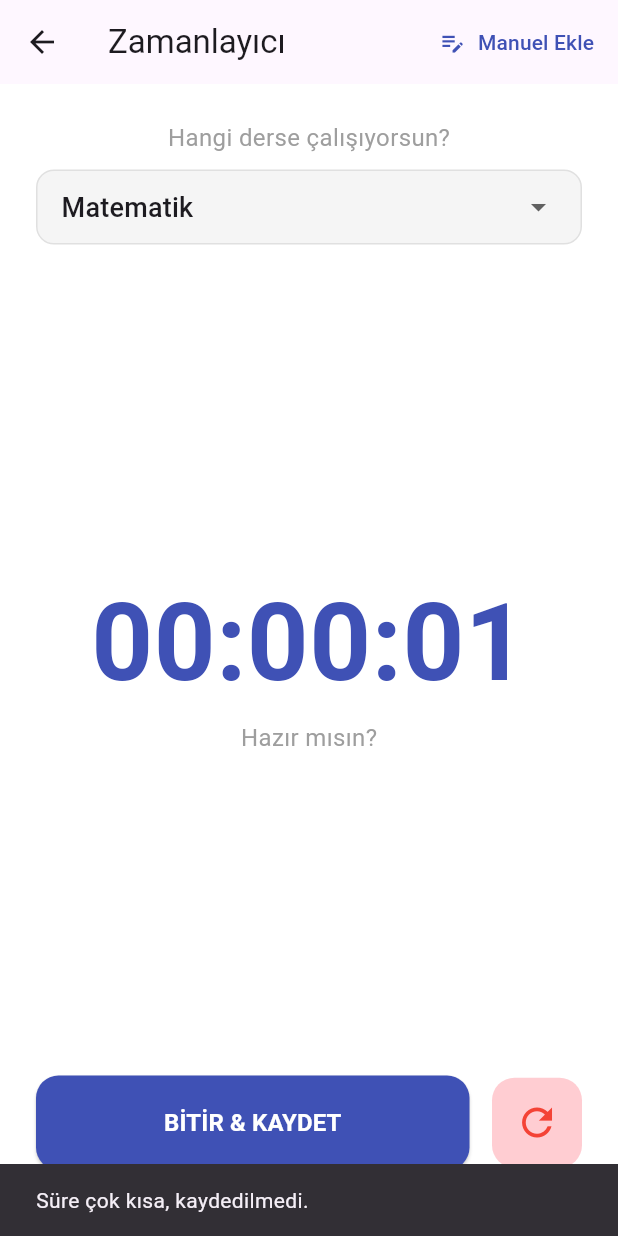
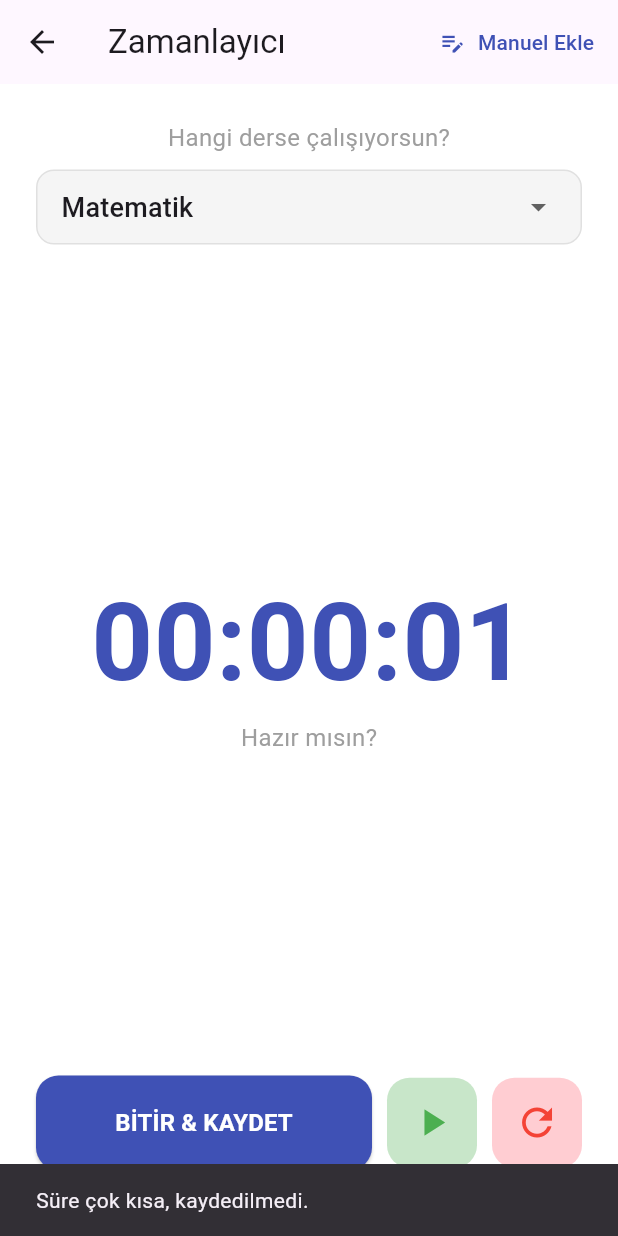
Before and after one commit to FurkanKucuk22/flutter_study_track_furkan_kucuk, a Flutter app: the TimerScreen screen opened directly, after a tap on "BAŞLAT", after a tap on "BİTİR & KAYDET", on a phone screen of 412 x 824 dp. Run offline on Flutter 3.47's test engine with Material 3 defaults, Android fonts, the light colour scheme and no system bars; our stand-ins replace cloud_firestore, firebase_auth, firebase_core, fl_chart, image_picker; accounts and stored records are empty.

Commit message:
Zamanlayıcıya Devam Butonu Eklendi.

```diff
--- a/lib/screens/home/timer_screen.dart
+++ b/lib/screens/home/timer_screen.dart
@@ -196,7 +196,6 @@ class _TimerScreenState extends State<TimerScreen> {
 
   @override
   Widget build(BuildContext context) {
-    // Hedef bilgisini ekranda göstermek için metin hazırla
     String targetText = _currentTargetSeconds > 0
         ? "Hedef: ${(_currentTargetSeconds / 60).toStringAsFixed(0)} dk"
         : "Hedef yok";
@@ -205,7 +204,6 @@ class _TimerScreenState extends State<TimerScreen> {
       appBar: AppBar(
         title: const Text("Zamanlayıcı"),
         actions: [
-          // Manuel Ekleme Butonu
           TextButton.icon(
             onPressed: _showManualEntryDialog,
             icon: const Icon(Icons.edit_note),
@@ -223,7 +221,6 @@ class _TimerScreenState extends State<TimerScreen> {
             const Text("Hangi derse çalışıyorsun?", style: TextStyle(color: Colors.grey, fontSize: 16)),
             const SizedBox(height: 10),
 
-            // Ders Seçimi
             Container(
               padding: const EdgeInsets.symmetric(horizontal: 16),
               decoration: BoxDecoration(
@@ -239,14 +236,13 @@ class _TimerScreenState extends State<TimerScreen> {
                   onChanged: _isActive ? null : (val) {
                     setState(() {
                       _selectedSubject = val!;
-                      _updateCurrentTarget(); // Ders değişince yeni hedefe bak
+                      _updateCurrentTarget();
                     });
                   },
                 ),
               ),
             ),
 
-            // Hedef Bilgisi (Varsa göster)
             if (_currentTargetSeconds > 0)
               Padding(
                 padding: const EdgeInsets.only(top: 8.0),
@@ -258,7 +254,6 @@ class _TimerScreenState extends State<TimerScreen> {
 
             const Spacer(),
 
-            // Sayaç Göstergesi
             Text(
                 _formatTime(_seconds),
                 style: const TextStyle(
@@ -275,12 +270,12 @@ class _TimerScreenState extends State<TimerScreen> {
 
             const Spacer(),
 
-            // Kontrol Butonları
+            // --- GÜNCELLENEN BUTON MANTIĞI ---
             Row(
               mainAxisAlignment: MainAxisAlignment.center,
               children: [
-                // BAŞLAT
-                if (!_isActive && _seconds == 0)
+                // DURUM 1: HİÇ BAŞLAMADI (0 sn)
+                if (_seconds == 0)
                   Expanded(
                     child: ElevatedButton(
                       onPressed: _startTimer,
@@ -291,10 +286,10 @@ class _TimerScreenState extends State<TimerScreen> {
                       ),
                       child: const Text("BAŞLAT", style: TextStyle(color: Colors.white, fontSize: 18, fontWeight: FontWeight.bold)),
                     ),
-                  ),
+                  )
 
-                if (_isActive || (_seconds > 0 && !_isActive)) ...[
-                  // BİTİR & KAYDET
+                // DURUM 2: ÇALIŞIYOR (Aktif)
+                else if (_isActive) ...[
                   Expanded(
                     child: ElevatedButton(
                       onPressed: () => _stopAndSave(autoStop: false),
@@ -307,9 +302,6 @@ class _TimerScreenState extends State<TimerScreen> {
                     ),
                   ),
                   const SizedBox(width: 15),
-
-                  // SIFIRLA / DURAKLAT
-                  if (_isActive)
                   InkWell(
                     onTap: () {
                       _timer?.cancel();
@@ -321,7 +313,36 @@ class _TimerScreenState extends State<TimerScreen> {
                       child: const Icon(Icons.pause, color: Colors.orange, size: 30),
                     ),
                   )
-                  else
+                ]
+
+                // DURUM 3: DURAKLATILDI (Süre var ama aktif değil)
+                else ...[
+                    Expanded(
+                      flex: 2,
+                      child: ElevatedButton(
+                        onPressed: () => _stopAndSave(autoStop: false),
+                        style: ElevatedButton.styleFrom(
+                            backgroundColor: Colors.indigo,
+                            padding: const EdgeInsets.symmetric(vertical: 20),
+                            shape: RoundedRectangleBorder(borderRadius: BorderRadius.circular(15))
+                        ),
+                        child: const Text("BİTİR & KAYDET", style: TextStyle(color: Colors.white, fontSize: 16, fontWeight: FontWeight.bold)),
+                      ),
+                    ),
+                    const SizedBox(width: 10),
+
+                    // DEVAM ET (PLAY) BUTONU
+                    InkWell(
+                      onTap: _startTimer,
+                      child: Container(
+                        padding: const EdgeInsets.all(15),
+                        decoration: BoxDecoration(color: Colors.green.shade100, borderRadius: BorderRadius.circular(15)),
+                        child: const Icon(Icons.play_arrow, color: Colors.green, size: 30),
+                      ),
+                    ),
+                    const SizedBox(width: 10),
+
+                    // SIFIRLA (REFRESH) BUTONU
                     InkWell(
                       onTap: _resetTimer,
                       child: Container(
```
Lines whose indentation alone changed are shown as unchanged.
